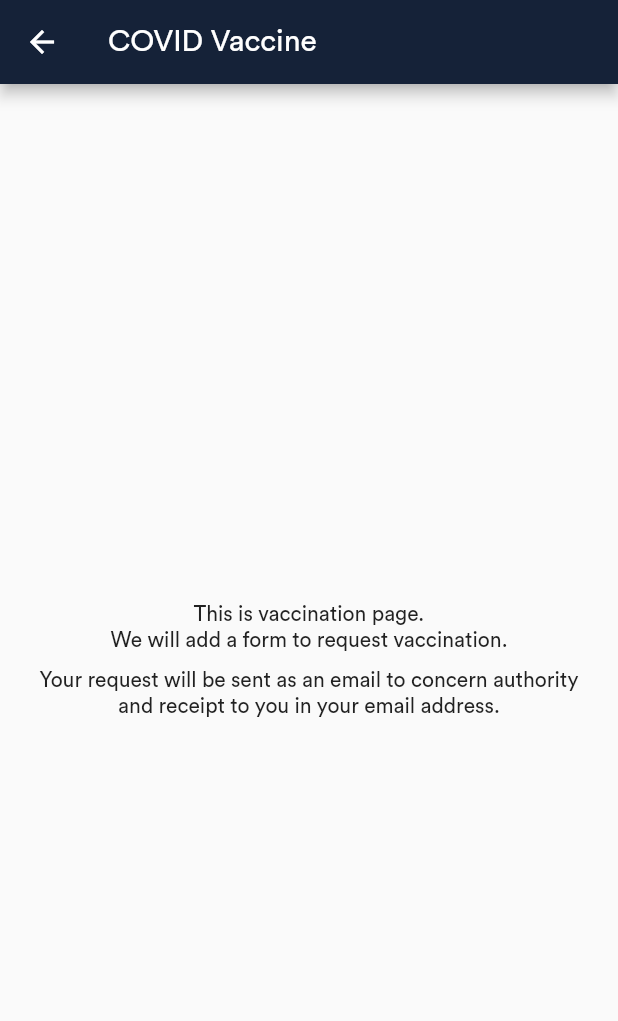
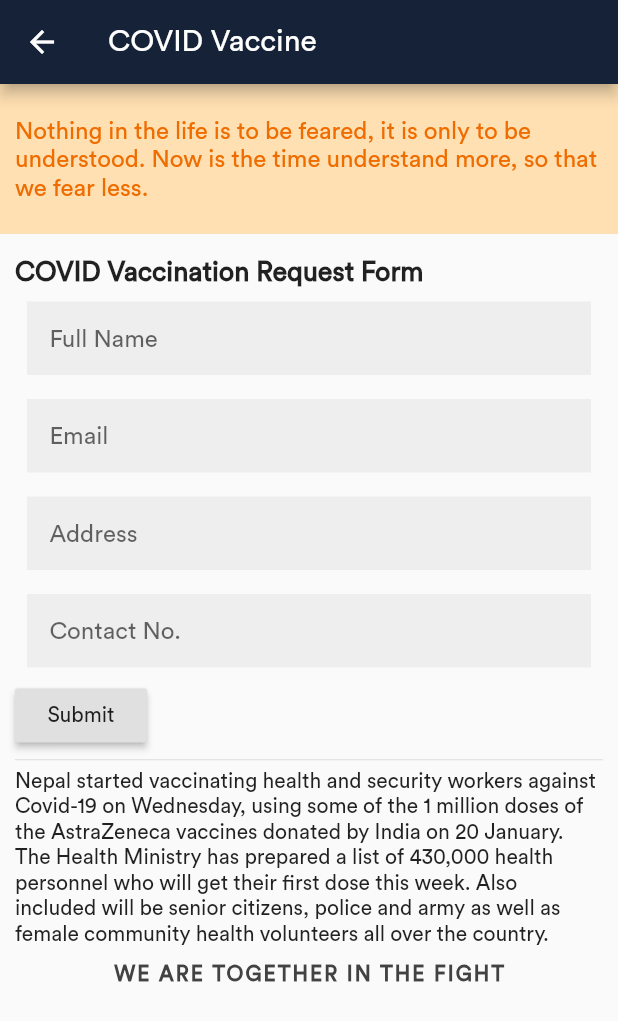
Before and after one commit to aakritsubedi/covid-19, a Flutter app: the VaccinationPage screen opened directly, on a phone screen of 412 x 824 dp. Shown: the top 1021 px of the screen. Run offline on Flutter 3.47's test engine with Material 2 defaults, Android fonts, the phone set to English and light mode, and no system bars; missing offline and left inert: fab_circular_menu, flutter_email_sender; network calls fail.

Commit message:
Add vaccination form

```diff
--- a/lib/pages/vaccination.dart
+++ b/lib/pages/vaccination.dart
@@ -1,4 +1,7 @@
 import 'package:flutter/material.dart';
+import 'package:flutter_email_sender/flutter_email_sender.dart';
+
+import '../widgets.dart';
 
 class VaccinationPage extends StatefulWidget {
   @override
@@ -6,9 +9,58 @@ class VaccinationPage extends StatefulWidget {
 }
 
 class _VaccinationPageState extends State<VaccinationPage> {
-  @override
-  void initState() {
-    super.initState();
+  bool isHTML = true;
+  String body;
+  final _fullNameController = TextEditingController();
+  final _emailController = TextEditingController();
+  final _contactNoController = TextEditingController();
+  final _addressController = TextEditingController();
+
+  final GlobalKey<ScaffoldState> _scaffoldKey = GlobalKey<ScaffoldState>();
+  myTextFormField(controller, hintText, isPassword, isEmail) {
+    return Padding(
+      padding: EdgeInsets.all(8.0),
+      child: TextFormField(
+        decoration: InputDecoration(
+          hintText: hintText,
+          contentPadding: EdgeInsets.all(15.0),
+          border: InputBorder.none,
+          filled: true,
+          fillColor: Colors.grey[200],
+        ),
+        obscureText: isPassword ? true : false,
+        keyboardType: isEmail ? TextInputType.emailAddress : TextInputType.text,
+      ),
+    );
+  }
+
+  Future<void> send() async {
+    body = 'Hello ${_fullNameController.text}, <br/>';
+    body +=
+        '<p> We received your request. Our team is working to submit your application to nearest COVID vaccination points(nearby ${_addressController.text}). We will let you know the progess soon. If you have any queries feel free to reply this email. </p>';
+    body +=
+        '<p>Also go through the following links that provides information about the COVID vaccine, procedure and other related information.</p>';
+    final Email email = Email(
+      body: body,
+      subject: 'COVID vaccination request',
+      recipients: [_emailController.text, 'aakritsubedi9@gmail.com'],
+      isHTML: isHTML,
+    );
+
+    String platformResponse;
+
+    try {
+      await FlutterEmailSender.send(email);
+      platformResponse = 'success';
+    } catch (error) {
+      platformResponse = error.toString();
+    }
+
+    if (!mounted) return;
+
+    _scaffoldKey.currentState.showSnackBar(SnackBar(
+      content: Text(platformResponse),
+    ));
   }
 
   @override
@@ -17,18 +69,52 @@ class _VaccinationPageState extends State<VaccinationPage> {
         appBar: AppBar(
           title: Text('COVID Vaccine'),
         ),
-      body: Center(
+        body: SingleChildScrollView(
           child: Column(
-          mainAxisAlignment: MainAxisAlignment.center,
             children: [
-            Text('This is vaccination page.'),
-            Text('We will add a form to request vaccination.'),
+              Quotes(),
+              SizedBox(height: 15.0),
+              Container(
+                  padding: EdgeInsets.symmetric(horizontal: 10.0),
+                  child: Column(
+                      crossAxisAlignment: CrossAxisAlignment.start,
+                      children: [
+                        Text(
+                          'COVID Vaccination Request Form',
+                          style: TextStyle(
+                              fontWeight: FontWeight.bold, fontSize: 18.0),
+                        ),
+                        myTextFormField(
+                            _fullNameController, 'Full Name', false, false),
+                        myTextFormField(_emailController, 'Email', false, true),
+                        myTextFormField(
+                            _addressController, 'Address', false, false),
+                        myTextFormField(
+                            _contactNoController, 'Contact No.', false, false),
+                        RaisedButton(
+                          onPressed: () {},
+                          child: Text('Submit'),
+                        ),
+                        SizedBox(height: 5.0),
+                        Divider(height: 1.0),
+                        SizedBox(height: 5.0),
+                        Text(
+                            'Nepal started vaccinating health and security workers against Covid-19 on Wednesday, using some of the 1 million doses of the AstraZeneca vaccines donated by India on 20 January.'),
+                        Text(
+                            'The Health Ministry has prepared a list of 430,000 health personnel who will get their first dose this week. Also included will be senior citizens, police and army as well as female community health volunteers all over the country.'),
                         SizedBox(height: 10.0),
-            Text('Your request will be sent as an email to concern authority'),
-            Text('and receipt to you in your email address.')
+                        Center(
+                            child: Text(
+                          'WE ARE TOGETHER IN THE FIGHT',
+                          style: TextStyle(
+                              fontWeight: FontWeight.bold,
+                              letterSpacing: 1.4,
+                              color: Colors.grey[800]),
+                        )),
+                        SizedBox(height: 20.0),
+                      ]))
             ],
           ),
-      ),
-    );
+        ));
   }
 }
--- a/pubspec.yaml
+++ b/pubspec.yaml
@@ -32,6 +32,7 @@ dependencies:
   shared_preferences: ^0.5.12+2
   http: ^0.12.2
   fab_circular_menu: ^1.0.0
+  flutter_email_sender: ^4.0.0
 
 dev_dependencies:
   flutter_test:
```
Also changed, not shown: lib/widgets.dart (+35 -0 lines), pubspec.lock. Lines whose indentation alone changed are shown as unchanged.
